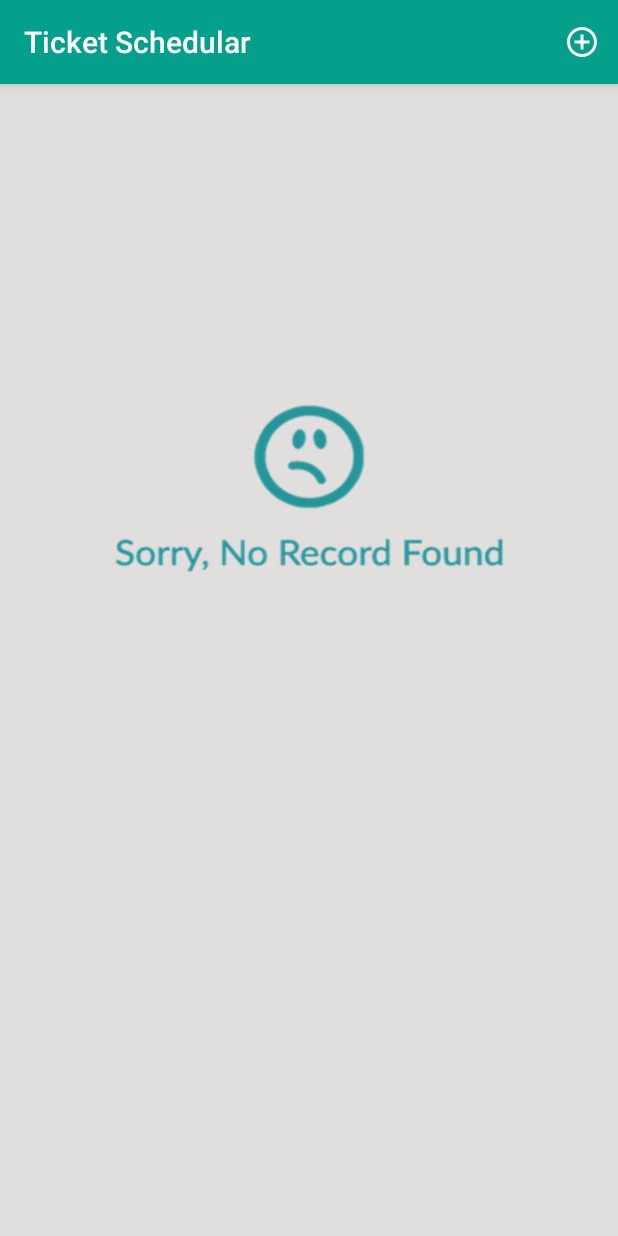
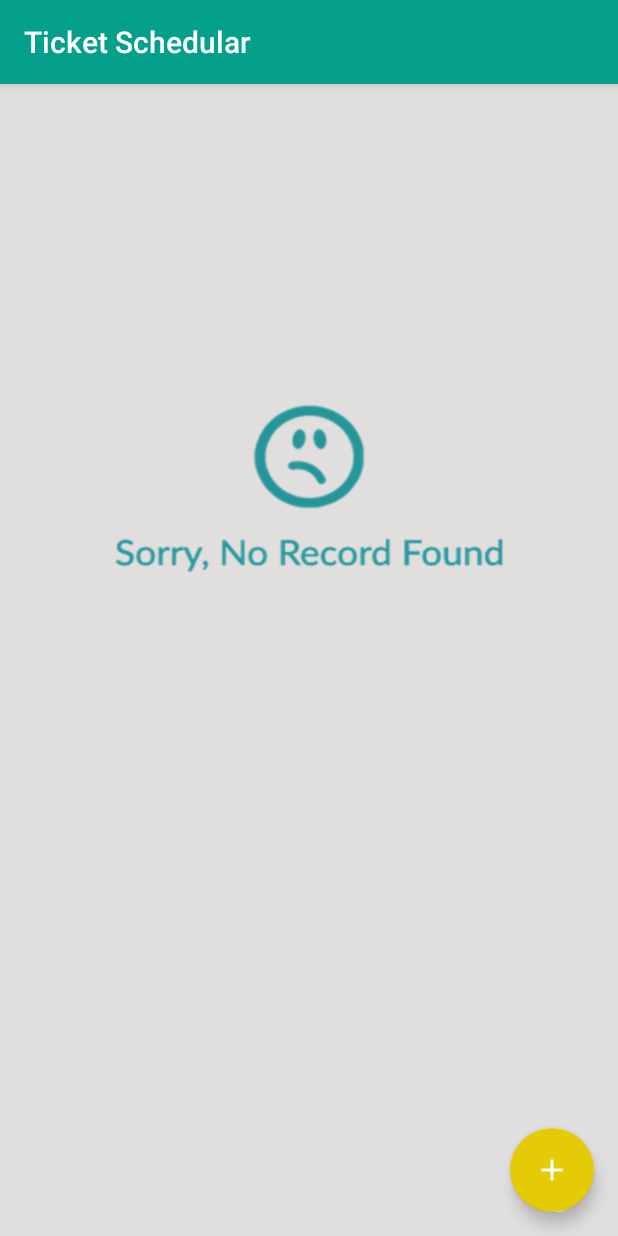
Before and after one commit to dineshvaran/ticket-schedular, an Android app: the screen it shows after launch (MainActivity), on a phone screen of 412 x 824 dp. Run offline under Robolectric (Android 15) with nearby library versions, the phone set to English and light mode, and no system bars; our stand-ins replace Room's generated code.

Commit message:
fab added

```diff
--- a/app/build.gradle
+++ b/app/build.gradle
@@ -7,8 +7,8 @@ android {
         applicationId "varanz.android.application.irctcticketreminder"
         minSdkVersion 21
         targetSdkVersion 28
-        versionCode 4
-        versionName "Notification Issue after Oreo fixed"
+        versionCode 5
+        versionName "Added changes in notification view."
         testInstrumentationRunner "android.support.test.runner.AndroidJUnitRunner"
     }
     buildTypes {
--- a/app/src/main/java/varanz/android/application/irctcticketreminder/MainActivity.java
+++ b/app/src/main/java/varanz/android/application/irctcticketreminder/MainActivity.java
@@ -11,6 +11,7 @@ import android.arch.persistence.room.Room;
 import android.content.Intent;
 import android.os.Bundle;
 import android.support.annotation.Nullable;
+import android.support.design.widget.FloatingActionButton;
 import android.support.v7.app.AppCompatActivity;
 import android.support.v7.widget.LinearLayoutManager;
 import android.support.v7.widget.RecyclerView;
@@ -32,15 +33,45 @@ public class MainActivity extends AppCompatActivity {
      */
     TicketSchedularDataBase database;
 
+    /**
+     * Views
+     */
+    FloatingActionButton fab;
+
+
+
     @Override
     protected void onCreate(@Nullable Bundle savedInstanceState) {
         super.onCreate(savedInstanceState);
         setContentView(R.layout.activity_main);
 
+        initialize();
+        addListenerToViews();
+
         database = Room.databaseBuilder(getApplicationContext(),
                 TicketSchedularDataBase.class, TicketSchedularEntity.class.getSimpleName())
                 .allowMainThreadQueries().build();
 
+    }
+
+    /**
+     * initialize's view
+     */
+    private void initialize(){
+        fab=findViewById(R.id.fab);
+    }
+
+    /**
+     * Adds listeners to views
+     */
+    private void addListenerToViews(){
+        fab.setOnClickListener(new View.OnClickListener() {
+            @Override
+            public void onClick(View v) {
+                Intent intent = new Intent(MainActivity.this, AddActivity.class);
+                startActivity(intent);
+            }
+        });
     }
 
     @Override
@@ -84,8 +115,6 @@ public class MainActivity extends AppCompatActivity {
      */
     @Override
     public boolean onOptionsItemSelected(MenuItem item) {
-        Intent intent = new Intent(MainActivity.this, AddActivity.class);
-        startActivity(intent);
         return super.onOptionsItemSelected(item);
     }
 }
--- a/app/src/main/res/drawable/ic_add_circle_outline_black.xml
+++ /dev/null
@@ -1,5 +0,0 @@
-<vector android:height="24dp" android:tint="#FFFFFF"
-    android:viewportHeight="24.0" android:viewportWidth="24.0"
-    android:width="24dp" xmlns:android="http://schemas.android.com/apk/res/android">
-    <path android:fillColor="#FF000000" android:pathData="M13,7h-2v4L7,11v2h4v4h2v-4h4v-2h-4L13,7zM12,2C6.48,2 2,6.48 2,12s4.48,10 10,10 10,-4.48 10,-10S17.52,2 12,2zM12,20c-4.41,0 -8,-3.59 -8,-8s3.59,-8 8,-8 8,3.59 8,8 -3.59,8 -8,8z"/>
-</vector>
--- /dev/null
+++ b/app/src/main/res/drawable/ic_add_white_24dp.xml
@@ -0,0 +1,5 @@
+<vector android:autoMirrored="true" android:height="24dp"
+    android:tint="#FFFFFF" android:viewportHeight="24.0"
+    android:viewportWidth="24.0" android:width="24dp" xmlns:android="http://schemas.android.com/apk/res/android">
+    <path android:fillColor="#FF000000" android:pathData="M19,13h-6v6h-2v-6H5v-2h6V5h2v6h6v2z"/>
+</vector>
--- /dev/null
+++ b/app/src/main/res/drawable/ic_info_outline_white_24dp.xml
@@ -0,0 +1,5 @@
+<vector android:autoMirrored="true" android:height="24dp"
+    android:tint="#FFFFFF" android:viewportHeight="24.0"
+    android:viewportWidth="24.0" android:width="24dp" xmlns:android="http://schemas.android.com/apk/res/android">
+    <path android:fillColor="#FF000000" android:pathData="M11,17h2v-6h-2v6zM12,2C6.48,2 2,6.48 2,12s4.48,10 10,10 10,-4.48 10,-10S17.52,2 12,2zM12,20c-4.41,0 -8,-3.59 -8,-8s3.59,-8 8,-8 8,3.59 8,8 -3.59,8 -8,8zM11,9h2L13,7h-2v2z"/>
+</vector>
--- a/app/src/main/res/drawable/ic_save_white.xml
+++ /dev/null
@@ -1,5 +0,0 @@
-<vector android:height="24dp" android:tint="#FFFFFF"
-    android:viewportHeight="24.0" android:viewportWidth="24.0"
-    android:width="24dp" xmlns:android="http://schemas.android.com/apk/res/android">
-    <path android:fillColor="#FF000000" android:pathData="M17,3L5,3c-1.11,0 -2,0.9 -2,2v14c0,1.1 0.89,2 2,2h14c1.1,0 2,-0.9 2,-2L21,7l-4,-4zM12,19c-1.66,0 -3,-1.34 -3,-3s1.34,-3 3,-3 3,1.34 3,3 -1.34,3 -3,3zM15,9L5,9L5,5h10v4z"/>
-</vector>
--- a/app/src/main/res/layout/activity_main.xml
+++ b/app/src/main/res/layout/activity_main.xml
@@ -11,6 +11,16 @@
     <include
         android:id="@+id/include_recycler_view"
         layout="@layout/content_main" />
+
+    <android.support.design.widget.FloatingActionButton
+        android:id="@+id/fab"
+        android:layout_width="wrap_content"
+        android:layout_height="wrap_content"
+        android:layout_marginEnd="16dp"
+        android:layout_marginBottom="16dp"
+        android:src="@drawable/ic_add_white_24dp"
+        app:layout_constraintBottom_toBottomOf="parent"
+        app:layout_constraintEnd_toEndOf="parent" />
 
     <ImageView
         android:id="@+id/empty_message"
--- a/app/src/main/res/menu/add_actionbar_menu.xml
+++ b/app/src/main/res/menu/add_actionbar_menu.xml
@@ -3,7 +3,7 @@
     xmlns:app="http://schemas.android.com/apk/res-auto">
     <item
         android:id="@+id/menu_item_save"
-        android:icon="@drawable/ic_save_white"
+        android:icon="@drawable/ic_check"
         android:title="Save"
         app:showAsAction="always" />
 </menu>
--- a/app/src/main/res/menu/main_actionbar_buttons.xml
+++ b/app/src/main/res/menu/main_actionbar_buttons.xml
@@ -2,10 +2,15 @@
 <menu
     xmlns:android="http://schemas.android.com/apk/res/android"
     xmlns:app="http://schemas.android.com/apk/res-auto">
-    <item
-        android:id="@+id/action_add"
-        android:icon="@drawable/ic_add_circle_outline_black"
-        android:title="@string/action_add"
-        app:showAsAction="always">
-    </item>
+    <!--<item-->
+        <!--android:id="@+id/action_add"-->
+        <!--android:icon="@drawable/ic_add_circle_outline_black"-->
+        <!--android:title="@string/action_add"-->
+        <!--app:showAsAction="always">-->
+    <!--</item>-->
+    <!--<item android:id="@+id/action_info"-->
+        <!--android:icon="@drawable/ic_info_outline_white_24dp"-->
+        <!--android:title="@string/action_info"-->
+        <!--app:showAsAction="collapseActionView">-->
+    <!--</item>-->
 </menu>
--- a/app/src/main/res/values/strings.xml
+++ b/app/src/main/res/values/strings.xml
@@ -36,6 +36,7 @@
 
     <!--action bar strings-->
     <string name="action_add">Add</string>
+    <string name="action_info">Information</string>
     <string name="ticket_detail">Ticket Description</string>
     <string name="date_of_journey">Select Journey Date</string>
 
```
